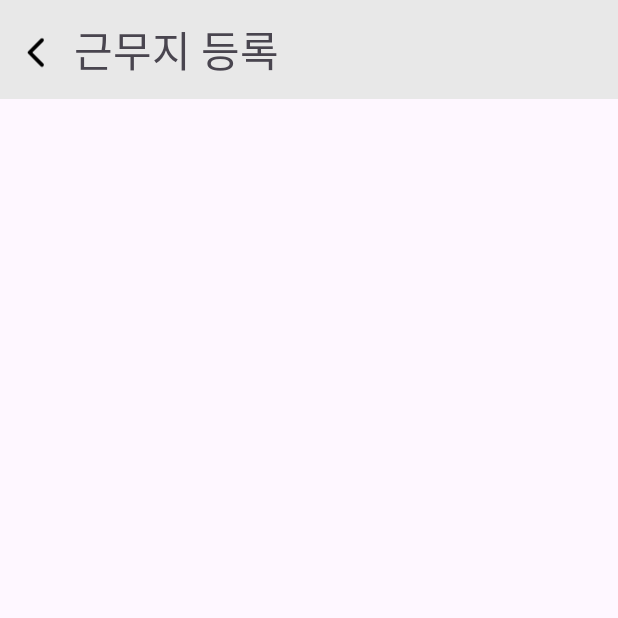
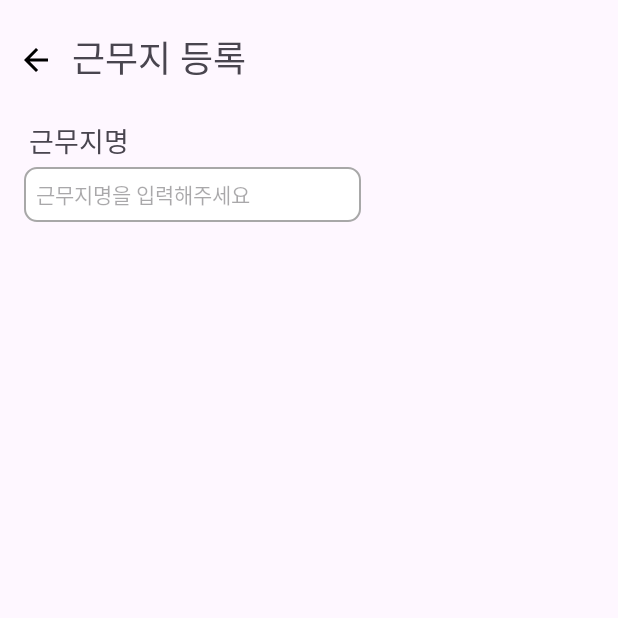
Before and after one commit to TTangho-Lee/Haedal-Hackathon, an Android app: the WorkPlaceRegisterActivity screen opened directly, with no data from a screen before it, on a phone screen of 412 x 824 dp, the top half of it. Run offline under Robolectric (Android 15) with nearby library versions, the phone set to English and light mode, and no system bars.

Commit message:
근무지등록　액티비티　콘텐츠　수정

```diff
--- /dev/null
+++ b/app/src/main/res/drawable/arrow_back.xml
@@ -0,0 +1,5 @@
+<vector xmlns:android="http://schemas.android.com/apk/res/android" android:autoMirrored="true" android:height="24dp" android:tint="#000000" android:viewportHeight="24" android:viewportWidth="24" android:width="24dp">
+
+    <path android:fillColor="@android:color/white" android:pathData="M20,11H7.83l5.59,-5.59L12,4l-8,8 8,8 1.41,-1.41L7.83,13H20v-2z"/>
+
+</vector>
--- /dev/null
+++ b/app/src/main/res/drawable/background_editText.xml
@@ -0,0 +1,15 @@
+<?xml version="1.0" encoding="utf-8"?>
+<shape xmlns:android="http://schemas.android.com/apk/res/android"
+    android:shape="rectangle">
+
+    <!-- 배경 색상 -->
+    <solid android:color="#FFFFFF" />
+
+    <!-- 테두리 둥글게 -->
+    <corners android:radius="8dp" />
+
+    <!-- 테두리 색상과 두께 설정 -->
+    <stroke
+        android:width="1dp"
+        android:color="#a8a8a8" /> <!-- 원하는 색상으로 변경 -->
+</shape>
--- a/app/src/main/res/layout/activity_workplace_register.xml
+++ b/app/src/main/res/layout/activity_workplace_register.xml
@@ -5,14 +5,22 @@
     android:id="@+id/main"
     android:layout_width="match_parent"
     android:layout_height="match_parent"
+    android:padding="12dp"
     tools:context=".home.workplace.WorkPlaceRegisterActivity">
+
+    <!-- Guideline을 사용하여 지점 설정 -->
+    <androidx.constraintlayout.widget.Guideline
+        android:id="@+id/guideline_50"
+        android:layout_width="wrap_content"
+        android:layout_height="match_parent"
+        android:orientation="vertical"
+        app:layout_constraintGuide_percent="0.5" />
 
     <androidx.constraintlayout.widget.ConstraintLayout
         android:id="@+id/title_box"
         android:layout_width="0dp"
         android:layout_height="wrap_content"
-        android:padding="12dp"
-        android:background="@color/gray"
+        android:layout_marginTop="8dp"
         app:layout_constraintStart_toStartOf="parent"
         app:layout_constraintEnd_toEndOf="parent"
         app:layout_constraintTop_toTopOf="parent">
@@ -22,7 +30,7 @@
             android:layout_width="24dp"
             android:layout_height="0dp"
             android:layout_marginTop="4dp"
-            android:src="@drawable/back"
+            android:src="@drawable/arrow_back"
             android:backgroundTint="@color/black"
             app:layout_constraintTop_toTopOf="@id/title"
             app:layout_constraintBottom_toBottomOf="@id/title"
@@ -33,11 +41,76 @@
             android:layout_height="wrap_content"
             android:gravity="center_vertical"
             android:text="  근무지 등록"
-            android:textSize="28sp"
-            android:fontFamily="@font/font_bold"
+            android:textSize="24sp"
+            android:fontFamily="@font/font_main"
             app:layout_constraintTop_toTopOf="parent"
             app:layout_constraintBottom_toBottomOf="parent"
             app:layout_constraintStart_toEndOf="@id/back"/>
     </androidx.constraintlayout.widget.ConstraintLayout>
 
+    <androidx.constraintlayout.widget.ConstraintLayout
+        android:id="@+id/content_box"
+        android:layout_width="0dp"
+        android:layout_height="0dp"
+        android:layout_marginTop="12dp"
+        android:paddingVertical="12dp"
+        app:layout_constraintStart_toStartOf="parent"
+        app:layout_constraintEnd_toEndOf="parent"
+        app:layout_constraintTop_toBottomOf="@id/title_box"
+        app:layout_constraintBottom_toBottomOf="parent">
+
+        <!-- Guideline을 사용하여 지점 설정 -->
+        <androidx.constraintlayout.widget.Guideline
+            android:id="@+id/guideline_65"
+            android:layout_width="wrap_content"
+            android:layout_height="match_parent"
+            android:orientation="vertical"
+            app:layout_constraintGuide_percent="0.60" />
+
+        <!-- 요소 하나 -->
+        <!-- container, title, content 로 id각 요소 구분 -->
+        <!-- 요소 별 margin 주지 말고 배치, padding 으로 내용물 간격 조절 -->
+        <androidx.constraintlayout.widget.ConstraintLayout
+            android:id="@+id/container_workplace_name"
+            android:layout_width="0dp"
+            android:layout_height="wrap_content"
+            android:paddingHorizontal="4dp"
+            app:layout_constraintStart_toStartOf="parent"
+            app:layout_constraintEnd_toEndOf="@id/guideline_65"
+            app:layout_constraintTop_toTopOf="parent">
+            <TextView
+                android:id="@+id/title_workplace_name"
+                android:layout_width="match_parent"
+                android:layout_height="wrap_content"
+                android:paddingStart="3dp"
+                android:text="근무지명"
+                android:textSize="18sp"
+                android:fontFamily="@font/font_bold"
+                app:layout_constraintStart_toStartOf="parent"
+                app:layout_constraintTop_toTopOf="parent"/>
+            <EditText
+                android:id="@+id/content_workplace_name"
+                android:layout_width="0dp"
+                android:layout_height="wrap_content"
+                android:paddingHorizontal="8dp"
+                android:paddingTop="7dp"
+                android:paddingBottom="8dp"
+                android:layout_marginTop="4dp"
+                android:hint="근무지명을 입력해주세요"
+                android:textSize="14sp"
+                android:fontFamily="@font/font_main"
+                android:background="@drawable/background_editText"
+                app:layout_constraintTop_toBottomOf="@id/title_workplace_name"
+                app:layout_constraintStart_toStartOf="parent"
+                app:layout_constraintEnd_toEndOf="parent"/>
+        </androidx.constraintlayout.widget.ConstraintLayout>
+
+    </androidx.constraintlayout.widget.ConstraintLayout>
+
+
+
+
+
+
+
 </androidx.constraintlayout.widget.ConstraintLayout>
```
